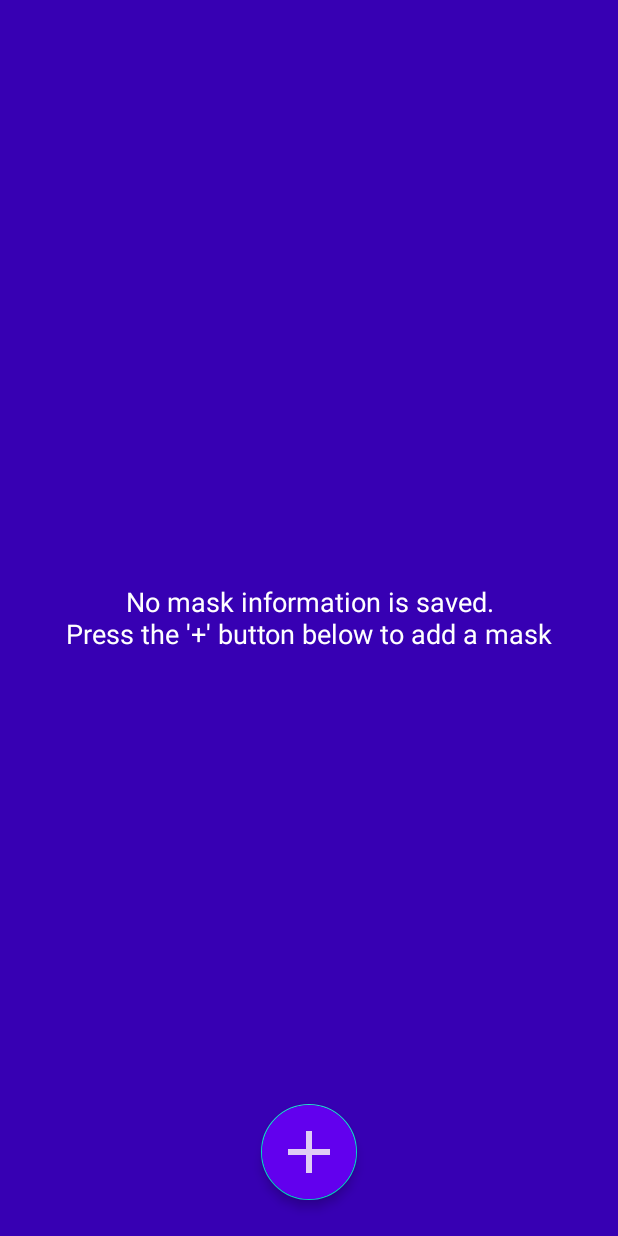
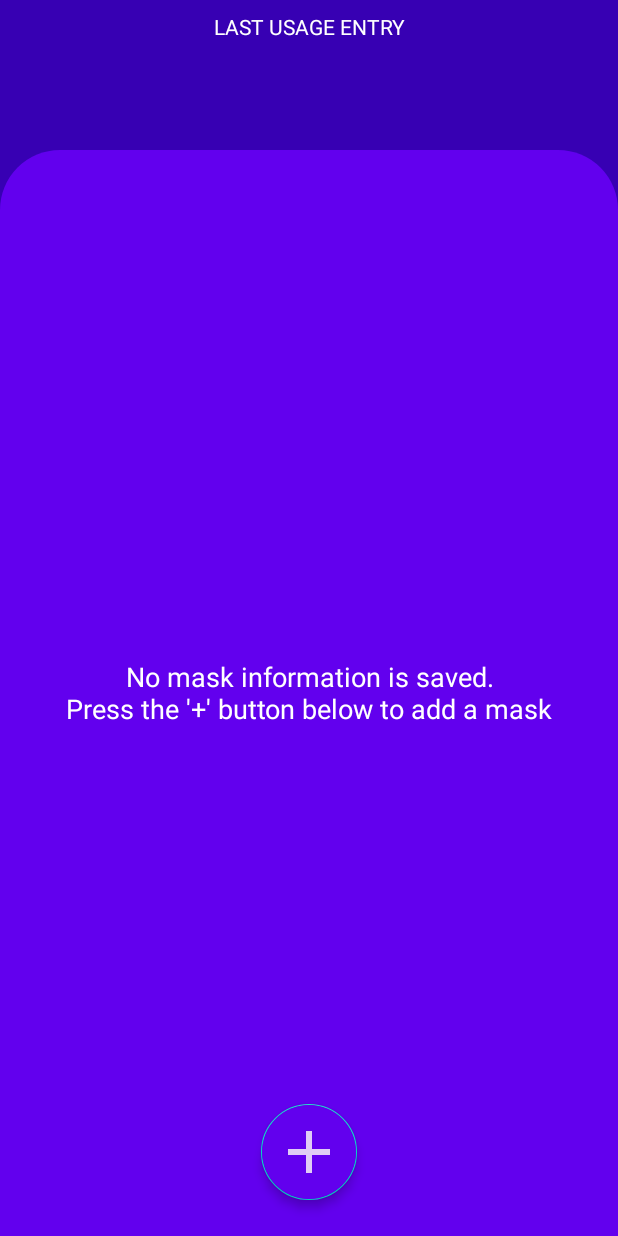
Before and after one commit to devmhd/whatmask, an Android app: the screen it shows after launch (MainActivity), on a phone screen of 412 x 824 dp. Run offline under Robolectric (Android 15) with nearby library versions, the phone set to English and light mode, and no system bars; our stand-ins replace Room's generated code, RxJava, data binding; libraries missing offline, so code that uses them is left out: com.github.marlonlom.utilities.

Commit message:
Active/Inactive masks, Last usage entry time shown in MainActivity

```diff
--- a/app/src/main/java/me/mehedee/whatmask/MainActivity.java
+++ b/app/src/main/java/me/mehedee/whatmask/MainActivity.java
@@ -122,7 +122,10 @@ public class MainActivity extends AppCompatActivity {
 
             Log.d(this.getClass().getName(), "onContextItemSelected: Deleting mask: " + convict.toString());
 
-            DB.getDao(getApplicationContext()).deleteMask(convict)
+            DB.getDao(getApplicationContext())
+                    .deleteMask(convict)
+                    .mergeWith(DB.getDao(getApplicationContext())
+                            .deleteAllUsagesOfMask(convict.uid))
                     .subscribeOn(Schedulers.io())
                     .observeOn(AndroidSchedulers.mainThread())
                     .subscribe(integer -> {
--- a/app/src/main/java/me/mehedee/whatmask/MainActivityViewModel.java
+++ b/app/src/main/java/me/mehedee/whatmask/MainActivityViewModel.java
@@ -6,6 +6,9 @@ import androidx.annotation.NonNull;
 import androidx.lifecycle.AndroidViewModel;
 import androidx.lifecycle.MutableLiveData;
 
+import com.github.marlonlom.utilities.timeago.TimeAgo;
+
+import java.text.SimpleDateFormat;
 import java.util.ArrayList;
 import java.util.List;
 
@@ -14,6 +17,7 @@ import io.reactivex.android.schedulers.AndroidSchedulers;
 import io.reactivex.disposables.Disposable;
 import io.reactivex.schedulers.Schedulers;
 import me.mehedee.whatmask.model.MaskDetail;
+import me.mehedee.whatmask.storage.db.DB;
 import me.mehedee.whatmask.storage.repo.Repository;
 
 public class MainActivityViewModel extends AndroidViewModel {
@@ -22,12 +26,16 @@ public class MainActivityViewModel extends AndroidViewModel {
 
     public final MutableLiveData<List<MaskDetail>> maskDetails;
     public final MutableLiveData<Boolean> isLoading;
+    public final MutableLiveData<String> lastUsageAgo;
+    public final MutableLiveData<String> lastUsageDateString;
 
     public MainActivityViewModel(@NonNull Application application) {
         super(application);
 
         maskDetails = new MutableLiveData<>(new ArrayList<>());
         isLoading = new MutableLiveData<>(true);
+        lastUsageAgo = new MutableLiveData<>("");
+        lastUsageDateString = new MutableLiveData<>("");
 
     }
 
@@ -41,6 +49,16 @@ public class MainActivityViewModel extends AndroidViewModel {
                     maskDetails.setValue(list);
                     isLoading.setValue(false);
                 });
+
+        DB.getDao(getApplication()).getMaxUsageTime()
+                .subscribeOn(Schedulers.io())
+                .observeOn(AndroidSchedulers.mainThread())
+                .subscribe(resultDate -> {
+
+                    lastUsageAgo.setValue(TimeAgo.using(resultDate.getTime()));
+                    lastUsageDateString.setValue(new SimpleDateFormat("MMM dd, hh:mm a").format(resultDate));
+
+                });
     }
 
     @Override
--- a/app/src/main/java/me/mehedee/whatmask/model/MaskDetail.java
+++ b/app/src/main/java/me/mehedee/whatmask/model/MaskDetail.java
@@ -23,6 +23,7 @@ public class MaskDetail {
     public boolean isNew;
     public LocalDateTime effectiveLastUsageTime;
     public Mask mask;
+    public boolean isActive;
 
 
     public MaskDetail(Mask mask, List<UsageHistory> usages) {
@@ -30,7 +31,7 @@ public class MaskDetail {
         this.mask = mask;
         this.usageCount = usages.size();
         this.isNew = usages.isEmpty();
-
+        this.isActive = mask.isActive;
 
         if (this.isNew) {
 
--- a/app/src/main/java/me/mehedee/whatmask/storage/db/DB.java
+++ b/app/src/main/java/me/mehedee/whatmask/storage/db/DB.java
@@ -2,12 +2,15 @@ package me.mehedee.whatmask.storage.db;
 
 import android.content.Context;
 
+import androidx.annotation.NonNull;
 import androidx.room.Database;
 import androidx.room.Room;
 import androidx.room.RoomDatabase;
 import androidx.room.TypeConverters;
+import androidx.room.migration.Migration;
+import androidx.sqlite.db.SupportSQLiteDatabase;
 
-@Database(entities = {Mask.class, UsageHistory.class}, version = 3)
+@Database(entities = {Mask.class, UsageHistory.class}, version = 5)
 @TypeConverters({Converters.class})
 public abstract class DB extends RoomDatabase {
     public abstract MaskDao dao();
@@ -16,17 +19,28 @@ public abstract class DB extends RoomDatabase {
 
     public static MaskDao getDao(Context context) {
         if (INSTANCE == null) {
-            INSTANCE = Room.databaseBuilder(context, DB.class, "maskdb").build();
+            INSTANCE = Room.databaseBuilder(context, DB.class, "maskdb")
+                    .addMigrations(MIGRATION_3_4)
+                    .addMigrations(MIGRATION_4_5)
+                    .build();
         }
 
         return INSTANCE.dao();
     }
 
-//    private static final Migration MIGRATION_2_3 = new Migration(2, 3) {
-//        @Override
-//        public void migrate(@NonNull SupportSQLiteDatabase database) {
-//            database.execSQL("UPDATE Mask SET purchased_at = " + new Date(2020, 1, 1).getTime() + ", is_safe_after_purchase = 1");
-//        }
-//    };
+    private static final Migration MIGRATION_3_4 = new Migration(3, 4) {
+        @Override
+        public void migrate(@NonNull SupportSQLiteDatabase database) {
+            database.execSQL("ALTEr table Mask add column is_active int");
+            database.execSQL("update Mask set is_active = 1");
+        }
+    };
+
+    private static final Migration MIGRATION_4_5 = new Migration(4, 5) {
+        @Override
+        public void migrate(@NonNull SupportSQLiteDatabase database) {
+            database.execSQL("DELETE from UsageHistory WHERE mask_Id not IN (select uid from Mask)");
+        }
+    };
 
 }
--- a/app/src/main/java/me/mehedee/whatmask/storage/db/Mask.java
+++ b/app/src/main/java/me/mehedee/whatmask/storage/db/Mask.java
@@ -35,6 +35,9 @@ public class Mask implements Parcelable {
     @ColumnInfo(name = "is_safe_after_purchase")
     public Boolean isSafeRightAfterPurchase;
 
+    @ColumnInfo(name = "is_active")
+    public Boolean isActive;
+
     public Mask() {
     }
 
@@ -69,6 +72,7 @@ public class Mask implements Parcelable {
                 ", model='" + model + '\'' +
                 ", purchasedAt=" + purchasedAt +
                 ", isSafeRightAfterPurchase=" + isSafeRightAfterPurchase +
+                ", isActive=" + isActive +
                 '}';
     }
 
@@ -82,6 +86,7 @@ public class Mask implements Parcelable {
         out.writeString(model);
         out.writeString(purchasedAt.format(localTimeFormatter));
         out.writeInt(isSafeRightAfterPurchase ? 1 : 0);
+        out.writeInt(isActive ? 1 : 0);
     }
 
     public static final Parcelable.Creator<Mask> CREATOR
@@ -101,5 +106,6 @@ public class Mask implements Parcelable {
         model = in.readString();
         purchasedAt = LocalDateTime.parse(in.readString(), localTimeFormatter);
         isSafeRightAfterPurchase = in.readInt() > 0;
+        isActive = in.readInt() > 0;
     }
 }
--- a/app/src/main/java/me/mehedee/whatmask/storage/db/MaskDao.java
+++ b/app/src/main/java/me/mehedee/whatmask/storage/db/MaskDao.java
@@ -7,6 +7,7 @@ import androidx.room.Insert;
 import androidx.room.Query;
 import androidx.room.Update;
 
+import java.util.Date;
 import java.util.List;
 
 import io.reactivex.Single;
@@ -43,4 +44,10 @@ public interface MaskDao {
 
     @Query("SELECT * from Mask")
     List<Mask> getAllMasks();
+
+    @Query("SELECT Max(end_time) from usagehistory")
+    Single<Date> getMaxUsageTime();
+
+    @Query("delete from UsageHistory WHERE mask_Id = :maskId")
+    Single<Integer> deleteAllUsagesOfMask(int maskId);
 }
--- a/app/src/main/java/me/mehedee/whatmask/storage/repo/Repository.java
+++ b/app/src/main/java/me/mehedee/whatmask/storage/repo/Repository.java
@@ -5,6 +5,7 @@ import android.content.Context;
 import java.util.List;
 import java.util.stream.Collectors;
 
+import me.mehedee.whatmask.SafetyAndActiveWiseMaskComparator;
 import me.mehedee.whatmask.model.MaskDetail;
 import me.mehedee.whatmask.storage.db.DB;
 import me.mehedee.whatmask.storage.db.Mask;
@@ -16,7 +17,7 @@ public class Repository {
 
         return allMasks.stream()
                 .map(mask -> new MaskDetail(mask, DB.getDao(context).getMaskHistory(mask.uid)))
-                .sorted((m1, m2) -> m1.effectiveLastUsageTime.compareTo(m2.effectiveLastUsageTime))
+                .sorted(new SafetyAndActiveWiseMaskComparator())
                 .collect(Collectors.toList());
 
     }
--- a/app/src/main/java/me/mehedee/whatmask/ui/newmask/NewMaskActivity.java
+++ b/app/src/main/java/me/mehedee/whatmask/ui/newmask/NewMaskActivity.java
@@ -33,6 +33,11 @@ public class NewMaskActivity extends AppCompatActivity {
         if (getIntent().hasExtra("MASK")){
             mask = getIntent().getExtras().getParcelable("MASK");
         }
+
+        if (mask!=null)
+            getSupportActionBar().setTitle("Change mask properties");
+        else
+            getSupportActionBar().setTitle("Add new mask");
 
         Mask finalMask = mask;
         NewMaskViewModel vm = new ViewModelProvider(this, new ViewModelProvider.Factory() {
--- a/app/src/main/java/me/mehedee/whatmask/ui/newmask/NewMaskViewModel.java
+++ b/app/src/main/java/me/mehedee/whatmask/ui/newmask/NewMaskViewModel.java
@@ -32,6 +32,7 @@ public class NewMaskViewModel extends AndroidViewModel {
     public MutableLiveData<String> maskModel;
     public MutableLiveData<Date> purchasedAt;
     public MutableLiveData<Boolean> isSafeAfterPurchase;
+    public MutableLiveData<Boolean> isActive;
     public MutableLiveData<String> dateString;
     public MutableLiveData<Boolean> kamShesh;
 
@@ -45,6 +46,7 @@ public class NewMaskViewModel extends AndroidViewModel {
             maskModel = new MutableLiveData<>("");
             purchasedAt = new MutableLiveData<>(new Date());
             isSafeAfterPurchase = new MutableLiveData<>(false);
+            isActive = new MutableLiveData<>(true);
 
             isEditingMode = false;
         } else {
@@ -52,6 +54,7 @@ public class NewMaskViewModel extends AndroidViewModel {
             maskModel = new MutableLiveData<>(maskToEdit.model);
             purchasedAt = new MutableLiveData<>(new Date(maskToEdit.purchasedAt.atZone(ZoneId.systemDefault()).toInstant().toEpochMilli()));
             isSafeAfterPurchase = new MutableLiveData<>(maskToEdit.isSafeRightAfterPurchase);
+            isActive = new MutableLiveData<>(maskToEdit.isActive);
             maskId = maskToEdit.uid;
             isEditingMode = true;
         }
@@ -73,6 +76,7 @@ public class NewMaskViewModel extends AndroidViewModel {
         mask.model = this.maskModel.getValue();
         mask.purchasedAt = this.purchasedAt.getValue().toInstant().atZone(ZoneId.systemDefault()).toLocalDateTime();
         mask.isSafeRightAfterPurchase = this.isSafeAfterPurchase.getValue();
+        mask.isActive = this.isActive.getValue();
 
         if (isEditingMode){
 
@@ -106,6 +110,7 @@ public class NewMaskViewModel extends AndroidViewModel {
                 ", maskModel=" + maskModel +
                 ", purchasedAt=" + purchasedAt +
                 ", isSafeAfterPurchase=" + isSafeAfterPurchase +
+                ", isActive=" + isActive +
                 ", dateString=" + dateString +
                 ", kamShesh=" + kamShesh +
                 '}';
--- /dev/null
+++ b/app/src/main/res/drawable/bg_blueround.xml
@@ -0,0 +1,5 @@
+<?xml version="1.0" encoding="utf-8"?>
+<shape xmlns:android="http://schemas.android.com/apk/res/android">
+<solid android:color="@color/colorPrimary"/>
+    <corners android:topLeftRadius="40dp" android:topRightRadius="40dp"/>
+</shape>
--- a/app/src/main/res/layout/activity_main.xml
+++ b/app/src/main/res/layout/activity_main.xml
@@ -13,10 +13,72 @@
 
     <androidx.constraintlayout.widget.ConstraintLayout
         android:id="@+id/container"
+        android:background="@color/colorPrimaryDark"
         android:layout_width="match_parent"
         android:layout_height="match_parent"
-        android:background="@color/colorPrimaryDark">
+       >
 
+        <androidx.constraintlayout.widget.ConstraintLayout
+            android:id="@+id/constraintLayout2"
+            android:layout_width="match_parent"
+            android:layout_height="100dp"
+            app:layout_constraintEnd_toEndOf="parent"
+            app:layout_constraintStart_toStartOf="parent"
+            app:layout_constraintTop_toTopOf="parent">
+
+
+            <TextView
+                android:id="@+id/textView15"
+                android:layout_width="match_parent"
+                android:layout_height="wrap_content"
+                android:layout_marginTop="8dp"
+                android:gravity="center_horizontal"
+                android:text="Last usage entry"
+                android:textAllCaps="true"
+                android:textAppearance="@style/TextAppearance.AppCompat.Small"
+                android:textColor="?android:attr/textColorPrimaryInverse"
+                app:layout_constraintEnd_toEndOf="parent"
+                app:layout_constraintStart_toStartOf="parent"
+                app:layout_constraintTop_toTopOf="parent" />
+
+            <TextView
+                android:id="@+id/textView16"
+                android:layout_width="match_parent"
+                android:layout_height="wrap_content"
+                android:layout_marginTop="4dp"
+                android:gravity="center_horizontal"
+                android:textAllCaps="true"
+                android:textColor="@color/cardview_light_background"
+                android:text="@{vm.lastUsageAgo}"
+                android:textAppearance="@style/TextAppearance.AppCompat.Large"
+                app:layout_constraintEnd_toEndOf="parent"
+                app:layout_constraintStart_toStartOf="parent"
+                app:layout_constraintTop_toBottomOf="@+id/textView15"
+                tools:text="7 Hours ago" />
+
+            <TextView
+                android:id="@+id/textView17"
+                android:layout_width="wrap_content"
+                android:layout_height="wrap_content"
+                tools:text="Aug 13, 3:45 PM"
+                android:textColor="@color/cardview_light_background"
+                android:text="@{vm.lastUsageDateString}"
+                app:layout_constraintEnd_toEndOf="parent"
+                app:layout_constraintStart_toStartOf="parent"
+                app:layout_constraintTop_toBottomOf="@+id/textView16" />
+
+
+        </androidx.constraintlayout.widget.ConstraintLayout>
+
+
+        <androidx.constraintlayout.widget.ConstraintLayout
+            android:layout_width="match_parent"
+            android:layout_height="0dp"
+            app:layout_constraintBottom_toBottomOf="parent"
+            app:layout_constraintEnd_toEndOf="parent"
+            android:background="@drawable/bg_blueround"
+            app:layout_constraintStart_toStartOf="parent"
+            app:layout_constraintTop_toBottomOf="@+id/constraintLayout2">
 
             <TextView
                 android:layout_width="0dp"
@@ -25,13 +87,13 @@
                 android:padding="16dp"
                 android:text="@string/no_mask_saved_notice"
                 android:textAppearance="@style/TextAppearance.AppCompat.Medium"
+                android:textColor="@color/cardview_light_background"
+                android:visibility="@{vm.maskDetails.size() == 0 ? View.VISIBLE : View.GONE}"
                 app:layout_constraintBottom_toBottomOf="parent"
-            android:textColor="@color/cardview_light_background"
                 app:layout_constraintEnd_toEndOf="parent"
                 app:layout_constraintStart_toStartOf="parent"
                 app:layout_constraintTop_toTopOf="parent"
-            android:visibility="@{vm.maskDetails.size() == 0 ? View.VISIBLE : View.GONE}"
-            tools:visibility="visible">
+                tools:visibility="gone">
 
             </TextView>
 
@@ -39,14 +101,17 @@
                 android:id="@+id/rvMaskDetails"
                 android:layout_width="0dp"
                 android:layout_height="0dp"
+                android:layout_marginTop="16dp"
+                android:visibility="@{vm.maskDetails.size() == 0 ? View.GONE : View.VISIBLE}"
                 app:layout_constraintBottom_toBottomOf="parent"
                 app:layout_constraintEnd_toEndOf="parent"
                 app:layout_constraintStart_toStartOf="parent"
                 app:layout_constraintTop_toTopOf="parent"
-            tools:visibility="gone"
-            android:visibility="@{vm.maskDetails.size() == 0 ? View.GONE : View.VISIBLE}"
                 tools:itemCount="4"
-            tools:listitem="@layout/row_maskdetail" />
+                tools:listitem="@layout/row_maskdetail"
+                tools:visibility="visible" />
+
+        </androidx.constraintlayout.widget.ConstraintLayout>
 
         <com.google.android.material.floatingactionbutton.FloatingActionButton
             android:id="@+id/fabAdd"
@@ -66,5 +131,7 @@
             app:maxImageSize="48dp">
 
         </com.google.android.material.floatingactionbutton.FloatingActionButton>
+
+
     </androidx.constraintlayout.widget.ConstraintLayout>
 </layout>
--- a/app/src/main/res/layout/row_maskdetail.xml
+++ b/app/src/main/res/layout/row_maskdetail.xml
@@ -25,6 +25,7 @@
 
         <androidx.constraintlayout.widget.ConstraintLayout
             android:layout_width="match_parent"
+            android:background="@{maskdetail.isActive ? @drawable/white: @drawable/gray}"
             android:layout_height="wrap_content">
 
             <ImageView
--- a/app/src/main/res/values/colors.xml
+++ b/app/src/main/res/values/colors.xml
@@ -3,4 +3,9 @@
     <color name="colorPrimary">#6200EE</color>
     <color name="colorPrimaryDark">#3700B3</color>
     <color name="colorAccent">#03DAC5</color>
+    <color name="colorPrimaryLight">#975FE8</color>
+
+    <drawable name="white">#fff</drawable>
+    <drawable name="gray">#5D879E</drawable>
+
 </resources>
--- a/app/src/main/res/values/strings.xml
+++ b/app/src/main/res/values/strings.xml
@@ -17,4 +17,5 @@
     <string name="model">Model</string>
     <string name="usages_of_this_mask">USAGES OF THIS MASK</string>
     <string name="no_mask_saved_notice">No mask information is saved.\nPress the \'+\' button below to add a mask</string>
+    <string name="acive">Acive</string>
 </resources>
```
Also changed, not shown: app/src/main/java/me/mehedee/whatmask/SafetyAndActiveWiseMaskComparator.java (added, +19 -0 lines), app/src/main/java/me/mehedee/whatmask/SafetyWiseMaskComparator.java (deleted, +0 -13 lines), app/src/main/java/me/mehedee/whatmask/ui/addeditusage/AddEditUsageActivity.java (+10 -4 lines), app/src/main/res/layout/activity_new_mask.xml (+12 -1 lines). Lines whose indentation alone changed are shown as unchanged.
